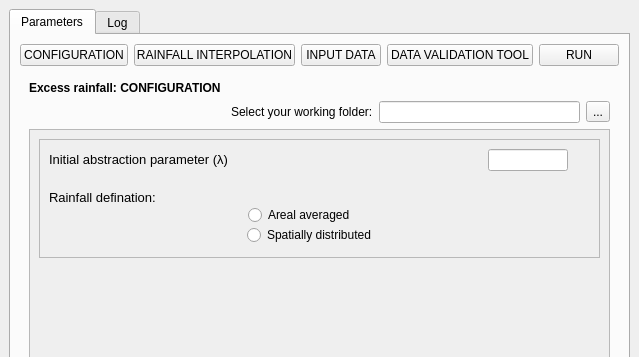
Qt form hidroPixel_dialog_exec_rainfall.ui (J1Vitor/HidroPixel_test) before a commit; both pictures show x 0 to 639 and y 0 to 357 of the 639 by 550 pixel window.
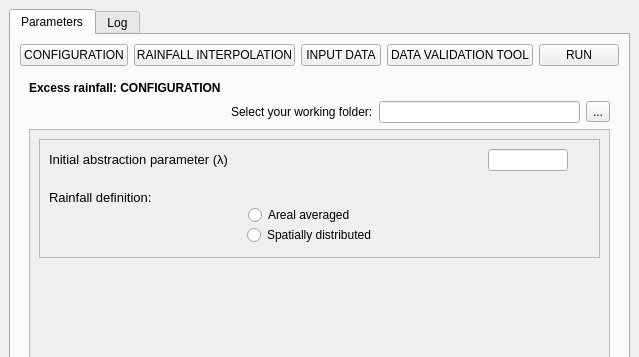
The same form after that commit. Icons and pictures are not drawn.

Diff of the .ui file:
```diff
--- a/hidroPixel_dialog_exec_rainfall.ui
+++ b/hidroPixel_dialog_exec_rainfall.ui
@@ -414,7 +414,7 @@
                           <number>-1</number>
                          </property>
                          <property name="text">
-                          <string>&lt;html&gt;&lt;head/&gt;&lt;body&gt;&lt;p align=&quot;justify&quot;&gt;&lt;span style=&quot; font-size:10pt;&quot;&gt;Rainfall defination:&lt;/span&gt;&lt;/p&gt;&lt;/body&gt;&lt;/html&gt;</string>
+                          <string>&lt;html&gt;&lt;head/&gt;&lt;body&gt;&lt;p align=&quot;justify&quot;&gt;&lt;span style=&quot; font-size:10pt;&quot;&gt;Rainfall definition:&lt;/span&gt;&lt;/p&gt;&lt;/body&gt;&lt;/html&gt;</string>
                          </property>
                         </widget>
                        </item>
```
Left out of the diff: 2 changed lines with no effect on the pictures.
